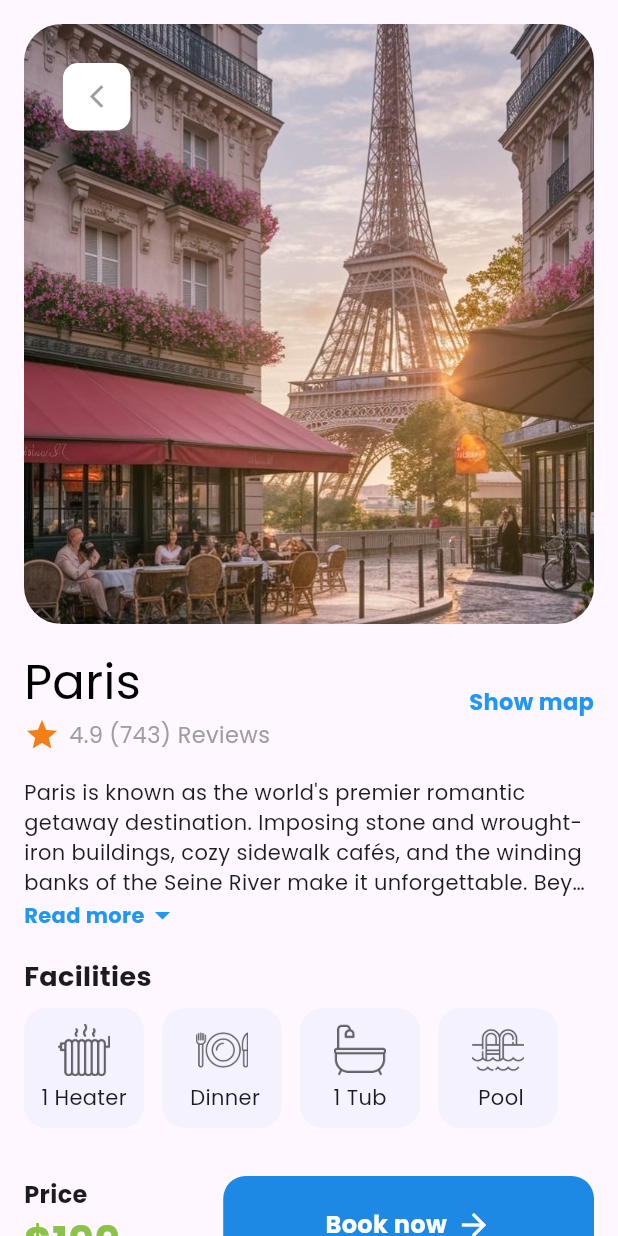
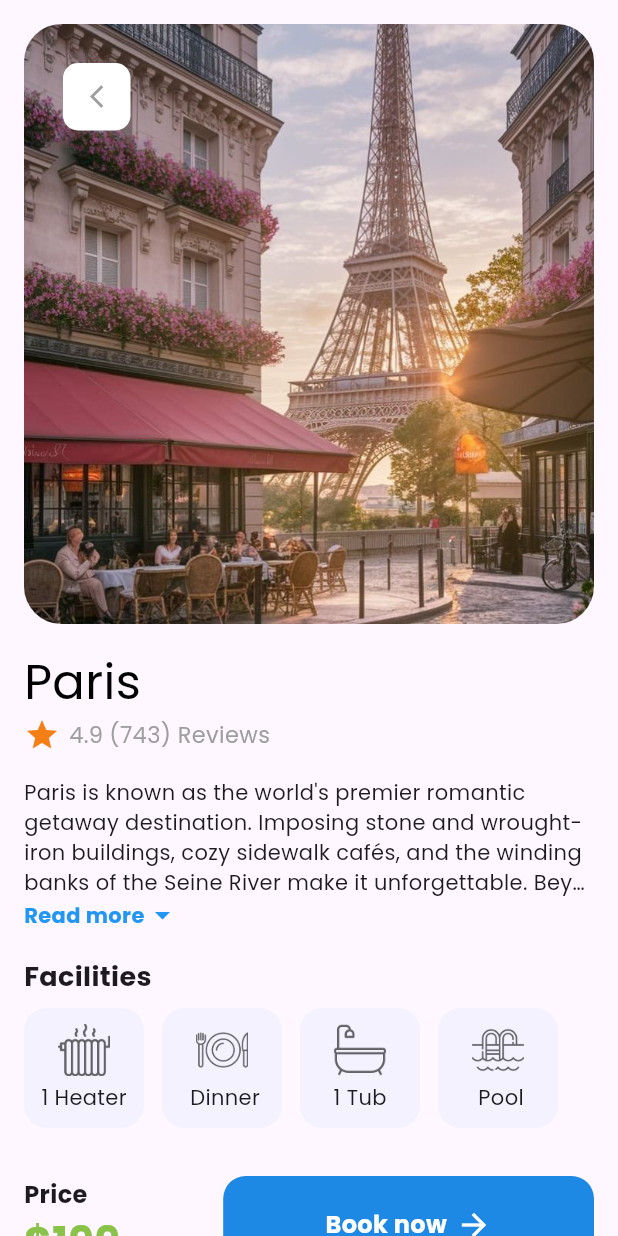
Before and after one commit to Deviruy/goo_app, a Flutter app: the screen it shows after launch, after a tap on "Explore", after a tap on "Paris", on a phone screen of 412 x 824 dp. Run offline on Flutter 3.47's test engine with Material 3 defaults, Android fonts, the phone set to English and light mode, and no system bars; our stand-ins replace another_flushbar, flutter_slidable.

Commit message:
remove show map button

```diff
--- a/lib/goo/pages/city_details_page.dart
+++ b/lib/goo/pages/city_details_page.dart
@@ -82,14 +82,6 @@ class _CityDetailsPageState extends State<CityDetailsPage> {
                       fontSize: 32,
                       color: Colors.black,
                       fontWeight: FontWeight.w500,
-                    ),
-                  ),
-                  Text(
-                    'Show map',
-                    style: TextStyle(
-                      fontSize: 15,
-                      color: Colors.blue,
-                      fontWeight: FontWeight.w700,
                     ),
                   ),
                 ]),
```
